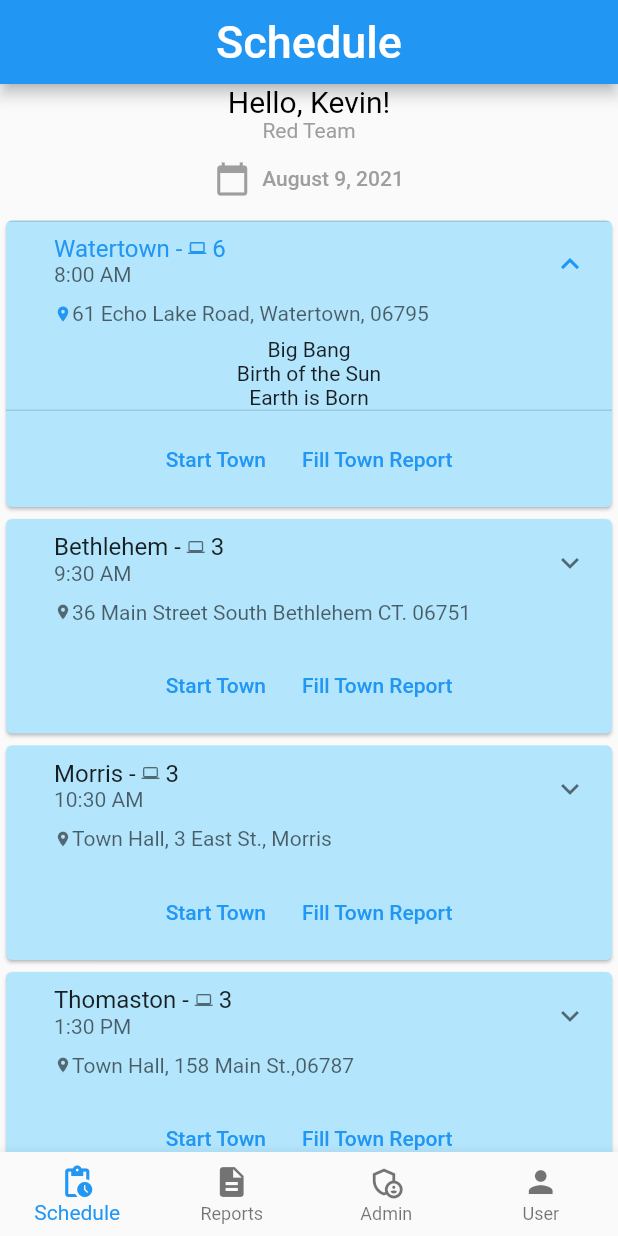
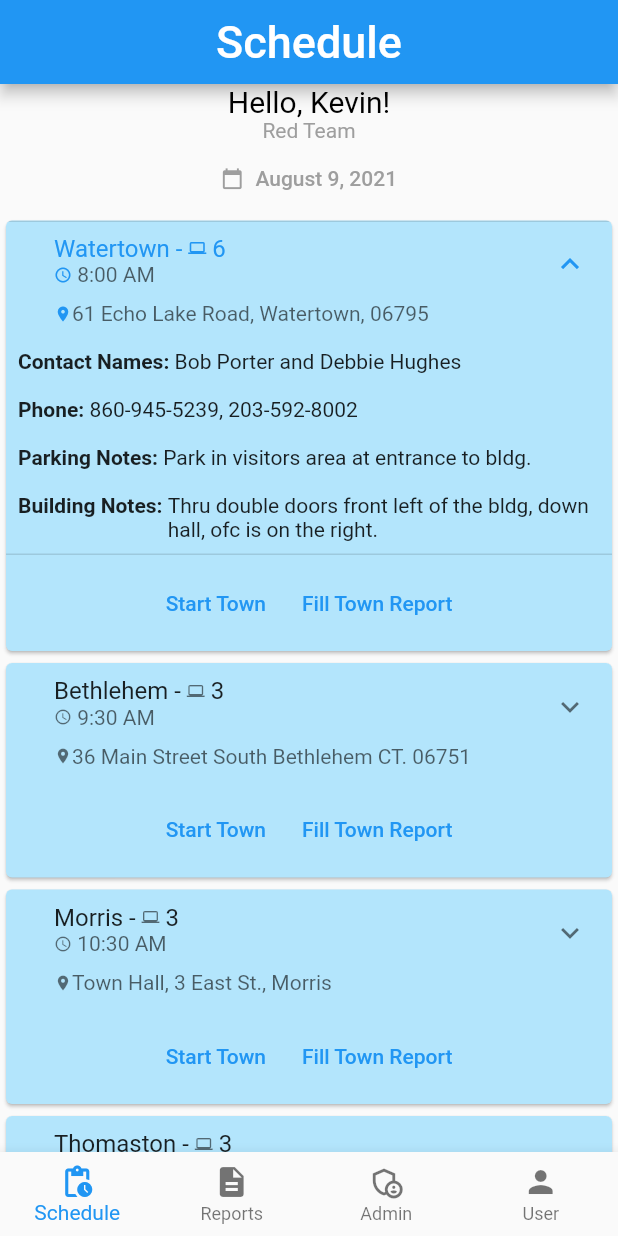
Before and after one commit to kevinle108/FlutterMaintenanceApp, a Flutter app: the screen it shows after launch, after a tap on an icon or button, on a phone screen of 412 x 824 dp. Run offline on Flutter 3.47's test engine with Material 2 defaults, Android fonts, the phone set to English and light mode, and no system bars.

Commit message:
added expanded info

```diff
--- /dev/null
+++ b/lib/mock_data.dart
@@ -0,0 +1,64 @@
+import 'package:ivs_maintenance/models/town.dart';
+
+List<Town> townsData = [
+  Town(
+      name: 'Watertown',
+      numSystems: 6,
+      time: '8:00 AM',
+      address: '61 Echo Lake Road, Watertown, 06795',
+      contactName: 'Bob Porter and Debbie Hughes',
+      phone: '860-945-5239, 203-592-8002',
+      parkingNotes: 'Park in visitors area at entrance to bldg.',
+      buildingNotes: 'Thru double doors front left of the bldg, down hall, ofc is on the right.'
+  ),
+  Town(
+      name: 'Bethlehem',
+      numSystems: 3,
+      time: '9:30 AM',
+      address: '36 Main Street South Bethlehem CT. 06751',
+      contactName: 'Bob Porter and Debbie Hughes',
+      phone: '860-945-5239, 203-592-8002',
+      parkingNotes: 'Park in visitors area at entrance to bldg.',
+      buildingNotes: 'Thru double doors front left of the bldg, down hall, ofc is on the right.'
+  ),
+  Town(
+    name: 'Morris',
+    numSystems: 3,
+    time: '10:30 AM',
+    address: 'Town Hall, 3 East St., Morris',
+    contactName: 'Bob Porter and Debbie Hughes',
+    phone: '860-945-5239, 203-592-8002',
+    parkingNotes: 'Park in visitors area at entrance to bldg.',
+    buildingNotes: 'Thru double doors front left of the bldg, down hall, ofc is on the right.',
+  ),
+  Town(
+    name: 'Thomaston',
+    numSystems: 3,
+    time: '1:30 PM',
+    address: 'Town Hall, 158 Main St.,06787',
+    contactName: 'Bob Porter and Debbie Hughes',
+    phone: '860-945-5239, 203-592-8002',
+    parkingNotes: 'Park in visitors area at entrance to bldg.',
+    buildingNotes: 'Thru double doors front left of the bldg, down hall, ofc is on the right.',
+  ),
+  Town(
+    name: 'Litchfield',
+    numSystems: 6,
+    time: '2:30 PM',
+    address: '74 West Street - Route 202 - Litchfield',
+    contactName: 'Bob Porter and Debbie Hughes',
+    phone: '860-945-5239, 203-592-8002',
+    parkingNotes: 'Park in visitors area at entrance to bldg.',
+    buildingNotes: 'Thru double doors front left of the bldg, down hall, ofc is on the right.',
+  ),
+  Town(
+    name: 'Harwinton',
+    numSystems: 4,
+    time: '4:00 PM',
+    address: '100 Bently Dr., Harwinton',
+    contactName: 'Bob Porter and Debbie Hughes',
+    phone: '860-945-5239, 203-592-8002',
+    parkingNotes: 'Park in visitors area at entrance to bldg.',
+    buildingNotes: 'Thru double doors front left of the bldg, down hall, ofc is on the right.',
+  ),
+];
--- a/lib/models/town.dart
+++ b/lib/models/town.dart
@@ -3,8 +3,20 @@ class Town {
   String time;
   String address;
   int numSystems;
+  String contactName;
+  String phone;
+  String parkingNotes;
+  String buildingNotes;
 
-
-  Town({required this.name, required this.time, required this.address, required this.numSystems});
+  Town({
+    required this.name,
+    required this.time,
+    required this.address,
+    required this.numSystems,
+    required this.contactName,
+    required this.phone,
+    required this.parkingNotes,
+    required this.buildingNotes,
+  });
 
 }
--- a/lib/widgets/admin_screen.dart
+++ b/lib/widgets/admin_screen.dart
@@ -12,13 +12,11 @@ class AdminScreen extends StatelessWidget {
               style: TextStyle(fontSize: 30),
             )),
       ),
-      body: ExpansionTile(
-        title: Text('Birth of Universe'),
-        children: [
-          Text('Big Bang'),
-          Text('Birth of the Sun'),
-          Text('Earth is Born'),
-        ],
+      body: Center(
+        child: Text(
+          'Admin',
+          style: TextStyle(fontSize: 60),
+        ),
       ),
     );
   }
--- a/lib/widgets/schedule_screen.dart
+++ b/lib/widgets/schedule_screen.dart
@@ -1,43 +1,13 @@
 import 'package:flutter/cupertino.dart';
 import 'package:flutter/material.dart';
+import 'package:ivs_maintenance/mock_data.dart';
 import 'package:ivs_maintenance/models/town.dart';
 import 'package:ivs_maintenance/widgets/town_card.dart';
 
 
 class ScheduleScreen extends StatelessWidget {
   static final double radius = 20;
-  List<Town> towns = [
-    Town(
-        name: 'Watertown',
-        numSystems: 6,
-        time: '8:00 AM',
-        address: '61 Echo Lake Road, Watertown, 06795'),
-    Town(
-        name: 'Bethlehem',
-        numSystems: 3,
-        time: '9:30 AM',
-        address: '36 Main Street South Bethlehem CT. 06751'),
-    Town(
-        name: 'Morris',
-        numSystems: 3,
-        time: '10:30 AM',
-        address: 'Town Hall, 3 East St., Morris'),
-    Town(
-        name: 'Thomaston',
-        numSystems: 3,
-        time: '1:30 PM',
-        address: 'Town Hall, 158 Main St.,06787'),
-    Town(
-        name: 'Litchfield',
-        numSystems: 6,
-        time: '2:30 PM',
-        address: '74 West Street - Route 202 - Litchfield'),
-    Town(
-        name: 'Harwinton',
-        numSystems: 4,
-        time: '4:00 PM',
-        address: '100 Bently Dr., Harwinton'),
-  ];
+  List<Town> towns = townsData;
 
   @override
   Widget build(BuildContext context) {
@@ -64,6 +34,7 @@ class ScheduleScreen extends StatelessWidget {
               icon: Icon(
                 Icons.calendar_today,
                 color: Colors.grey,
+                size: 15,
               ),
               label: Text(
                 'August 9, 2021',
--- a/lib/widgets/town_card.dart
+++ b/lib/widgets/town_card.dart
@@ -30,9 +30,14 @@ class TownCard extends StatelessWidget {
                   subtitle: Column(
                     crossAxisAlignment: CrossAxisAlignment.start,
                     children: [
-                      Text(
-                        '${town.time}',
-                        style: TextStyle(color: Colors.black.withOpacity(0.6)),
+                      Row(
+                        children: [
+                          Icon(Icons.schedule, size: 12,),
+                          Text(
+                            ' ${town.time}',
+                            style: TextStyle(color: Colors.black.withOpacity(0.6)),
+                          ),
+                        ],
                       ),
                       SizedBox(height: 10,),
                       Row(
@@ -62,9 +67,10 @@ class TownCard extends StatelessWidget {
               ],
             ),
               children: [
-                Text('Big Bang'),
-                Text('Birth of the Sun'),
-                Text('Earth is Born'),
+                createItemField('Contact Names', town.contactName),
+                createItemField('Phone', town.phone),
+                createItemField('Parking Notes', town.parkingNotes),
+                createItemField('Building Notes', town.buildingNotes),
               ],
           ),
           ButtonBar(
@@ -90,20 +96,19 @@ class TownCard extends StatelessWidget {
   }
 }
 
-// ButtonBar(
-// alignment: MainAxisAlignment.start,
-// children: [
-// TextButton(
-// onPressed: () {
-// // Perform some action
-// },
-// child: const Text('Start Town'),
-// ),
-// TextButton(
-// onPressed: () {
-// // Perform some action
-// },
-// child: const Text('Fill Town Report'),
-// ),
-// ],
-// ),
+// helper function to create the expanded field items
+Widget createItemField(String fieldName, String fieldInfo) {
+  return Padding(
+    padding: const EdgeInsets.all(8.0),
+    child: Row(
+      crossAxisAlignment: CrossAxisAlignment.start,
+      children: [
+        Text(
+          '$fieldName: ',
+          style: TextStyle(fontWeight: FontWeight.bold),
+        ),
+        Expanded(child: Text(fieldInfo)),
+      ],
+    ),
+  );
+}
```
